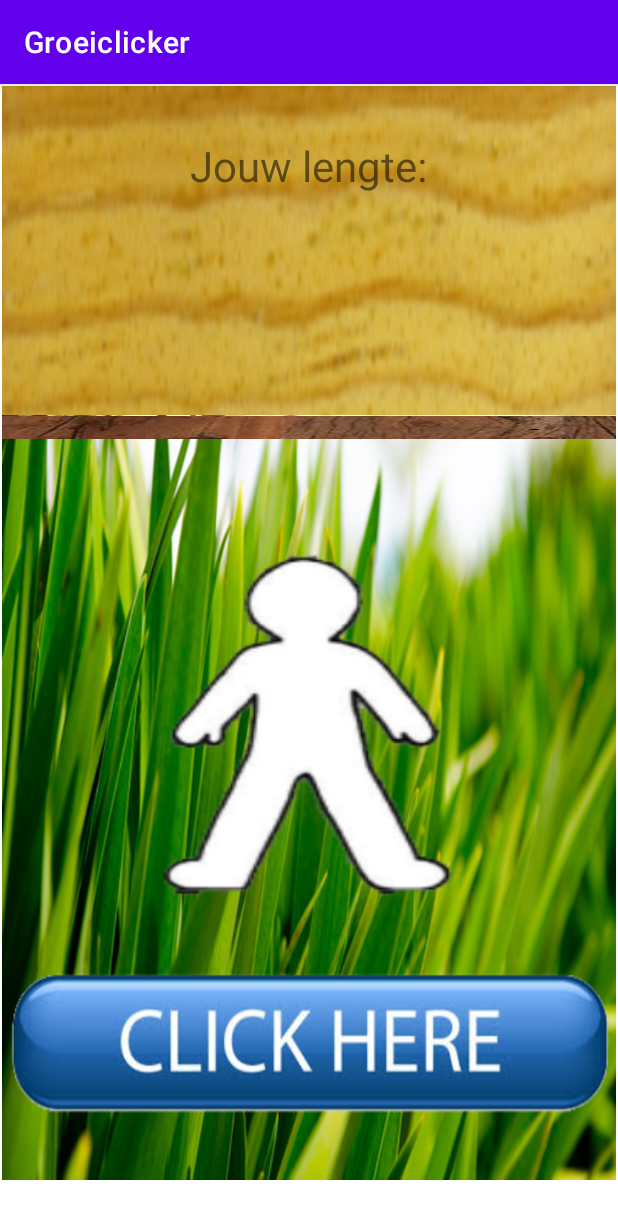
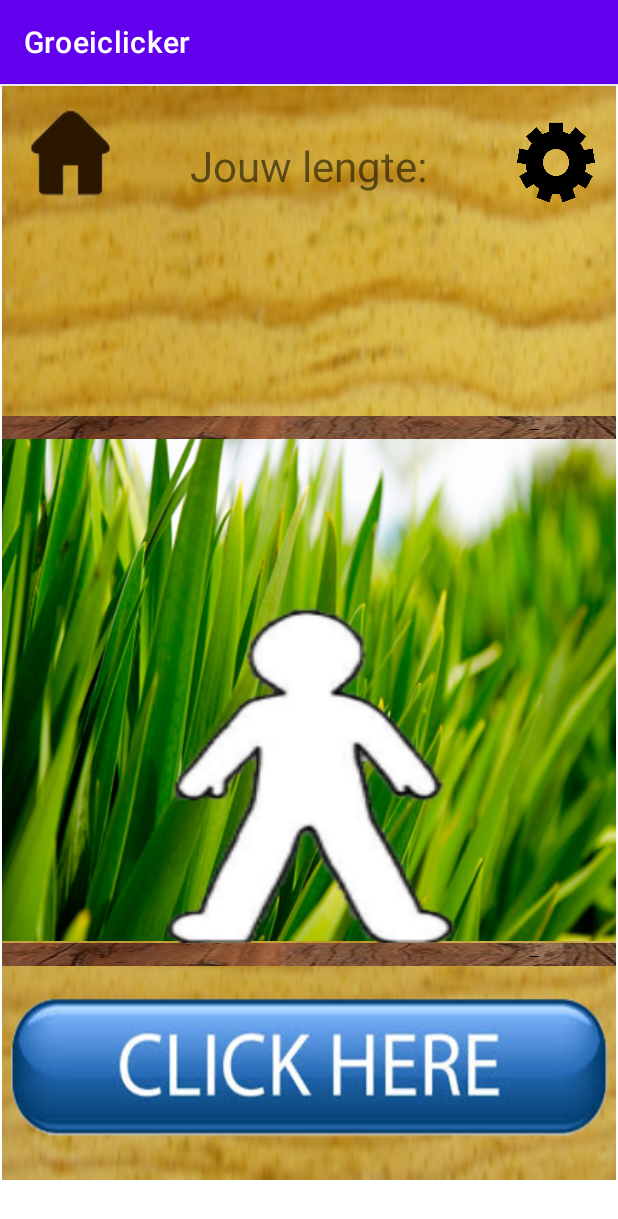
Before and after one commit to R0elie/Groeiclicker2.0, an Android app: the Main_Game screen opened through its navigation route, on a phone screen of 412 x 824 dp. Shown: the top 1219 px of the screen. Run offline under Robolectric (Android 15) with nearby library versions, the phone set to English and light mode, and no system bars.

Commit message:
main game

```diff
--- a/app/src/main/res/layout/fragment_main__game.xml
+++ b/app/src/main/res/layout/fragment_main__game.xml
@@ -11,10 +11,37 @@
     android:outlineSpotShadowColor="#D33838"
     tools:context=".Main_Game">
 
+    <ImageButton
+        android:id="@+id/imageButton7"
+        android:layout_width="76dp"
+        android:layout_height="74dp"
+        android:backgroundTint="#00FFFFFF"
+        android:scaleType="fitXY"
+        android:src="@drawable/settings"
+        app:layout_constraintBottom_toBottomOf="parent"
+        app:layout_constraintEnd_toEndOf="parent"
+        app:layout_constraintHorizontal_bias="0.994"
+        app:layout_constraintStart_toStartOf="parent"
+        app:layout_constraintTop_toTopOf="parent"
+        app:layout_constraintVertical_bias="0.021" />
+
+    <ImageButton
+        android:id="@+id/imageButton4"
+        android:layout_width="79dp"
+        android:layout_height="88dp"
+        android:backgroundTint="#00291B1B"
+        android:src="@drawable/huisje"
+        app:layout_constraintBottom_toBottomOf="parent"
+        app:layout_constraintEnd_toEndOf="parent"
+        app:layout_constraintHorizontal_bias="0.0"
+        app:layout_constraintStart_toStartOf="parent"
+        app:layout_constraintTop_toTopOf="parent"
+        app:layout_constraintVertical_bias="0.0" />
+
     <ImageView
         android:id="@+id/imageView2"
-        android:layout_width="410dp"
-        android:layout_height="510dp"
+        android:layout_width="414dp"
+        android:layout_height="336dp"
         android:adjustViewBounds="false"
         android:background="#3C000000"
         android:backgroundTint="#11A85F5F"
@@ -23,10 +50,10 @@
         android:visibility="visible"
         app:layout_constraintBottom_toBottomOf="parent"
         app:layout_constraintEnd_toEndOf="parent"
-        app:layout_constraintHorizontal_bias="1.0"
+        app:layout_constraintHorizontal_bias="0.436"
         app:layout_constraintStart_toStartOf="parent"
         app:layout_constraintTop_toTopOf="parent"
-        app:layout_constraintVertical_bias="1.0"
+        app:layout_constraintVertical_bias="0.595"
         tools:visibility="visible" />
 
     <ImageButton
@@ -39,10 +66,23 @@
         android:tint="#00FFFFFF"
         app:layout_constraintBottom_toBottomOf="parent"
         app:layout_constraintEnd_toEndOf="parent"
-        app:layout_constraintHorizontal_bias="0.368"
+        app:layout_constraintHorizontal_bias="0.382"
         app:layout_constraintStart_toStartOf="parent"
         app:layout_constraintTop_toTopOf="parent"
-        app:layout_constraintVertical_bias="0.594" />
+        app:layout_constraintVertical_bias="0.685" />
+
+    <ImageView
+        android:id="@+id/imageView"
+        android:layout_width="418dp"
+        android:layout_height="15dp"
+        android:scaleType="fitXY"
+        android:src="@drawable/balk"
+        app:layout_constraintBottom_toBottomOf="parent"
+        app:layout_constraintEnd_toEndOf="parent"
+        app:layout_constraintHorizontal_bias="1.0"
+        app:layout_constraintStart_toStartOf="parent"
+        app:layout_constraintTop_toTopOf="parent"
+        app:layout_constraintVertical_bias="0.308" />
 
     <ImageView
         android:id="@+id/imageView4"
@@ -55,7 +95,7 @@
         app:layout_constraintHorizontal_bias="1.0"
         app:layout_constraintStart_toStartOf="parent"
         app:layout_constraintTop_toTopOf="parent"
-        app:layout_constraintVertical_bias="0.308" />
+        app:layout_constraintVertical_bias="0.8" />
 
     <TextView
         android:id="@+id/textView6"
@@ -79,9 +119,9 @@
         android:src="@drawable/click"
         app:layout_constraintBottom_toBottomOf="parent"
         app:layout_constraintEnd_toEndOf="parent"
-        app:layout_constraintHorizontal_bias="1.0"
+        app:layout_constraintHorizontal_bias="0.333"
         app:layout_constraintStart_toStartOf="parent"
         app:layout_constraintTop_toTopOf="parent"
-        app:layout_constraintVertical_bias="0.931" />
+        app:layout_constraintVertical_bias="0.957" />
 
 </androidx.constraintlayout.widget.ConstraintLayout>
```
